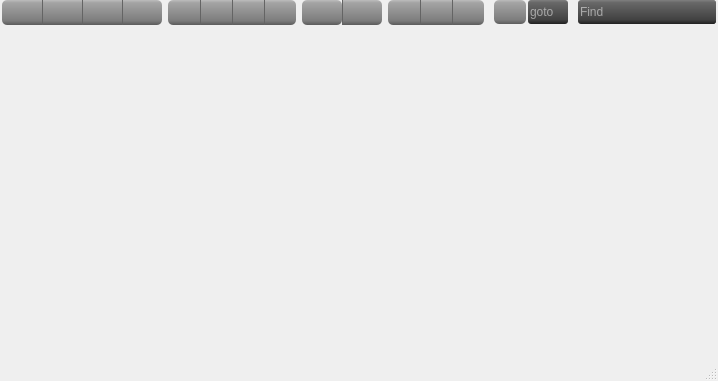
rkyleg/scope, file armadillo/armadillo.ui: the form before one commit.
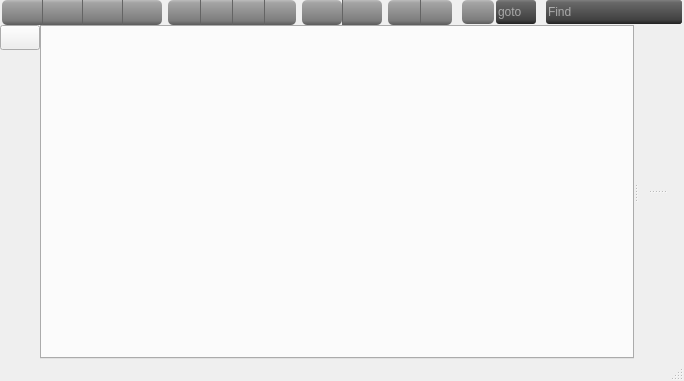
The form after the commit. Icons and pictures are not drawn.

Commit message: v1.1 - redesign - plugins now fixed tabs simplified plugin settings some plugin settings moved to plugin code bottom plugins now collapsed by default py_console - can launch external with default python installed

What changed in the file:
```diff
--- a/armadillo/armadillo.ui
+++ b/armadillo/armadillo.ui
@@ -6,7 +6,7 @@
    <rect>
     <x>0</x>
     <y>0</y>
-    <width>718</width>
+    <width>684</width>
     <height>381</height>
    </rect>
   </property>
@@ -97,37 +97,6 @@
          </property>
         </widget>
        </item>
-       <item row="0" column="15">
-        <widget class="QToolButton" name="b_plugins">
-         <property name="minimumSize">
-          <size>
-           <width>32</width>
-           <height>0</height>
-          </size>
-         </property>
-         <property name="maximumSize">
-          <size>
-           <width>32</width>
-           <height>16777215</height>
-          </size>
-         </property>
-         <property name="toolTip">
-          <string>Show/Hide Plugins and Toolbars</string>
-         </property>
-         <property name="styleSheet">
-          <string notr="true">QToolButton {
-	border-left:1px solid rgb(100,100,100);
-}</string>
-         </property>
-         <property name="text">
-          <string/>
-         </property>
-         <property name="icon">
-          <iconset>
-           <normaloff>img/plugin.png</normaloff>img/plugin.png</iconset>
-         </property>
-        </widget>
-       </item>
        <item row="0" column="7">
         <widget class="QToolButton" name="b_comment">
          <property name="minimumSize">
@@ -223,7 +192,7 @@
          </property>
         </widget>
        </item>
-       <item row="0" column="18">
+       <item row="0" column="17">
         <widget class="QFrame" name="frame">
          <property name="frameShape">
           <enum>QFrame::NoFrame</enum>
@@ -553,7 +522,7 @@
          </property>
         </widget>
        </item>
-       <item row="0" column="16">
+       <item row="0" column="15">
         <widget class="QToolButton" name="b_settings">
          <property name="minimumSize">
           <size>
@@ -777,7 +746,167 @@
      </widget>
     </item>
     <item row="1" column="0">
-     <widget class="QStackedWidget" name="sw_main"/>
+     <widget class="QSplitter" name="split_main">
+      <property name="sizePolicy">
+       <sizepolicy hsizetype="Expanding" vsizetype="Expanding">
+        <horstretch>0</horstretch>
+        <verstretch>0</verstretch>
+       </sizepolicy>
+      </property>
+      <property name="orientation">
+       <enum>Qt::Horizontal</enum>
+      </property>
+      <widget class="QFrame" name="fr_left">
+       <property name="frameShape">
+        <enum>QFrame::NoFrame</enum>
+       </property>
+       <property name="frameShadow">
+        <enum>QFrame::Raised</enum>
+       </property>
+       <layout class="QGridLayout" name="gridLayout_5">
+        <property name="margin">
+         <number>0</number>
+        </property>
+        <property name="spacing">
+         <number>0</number>
+        </property>
+        <item row="0" column="1">
+         <widget class="QTabWidget" name="tab_left">
+          <property name="tabPosition">
+           <enum>QTabWidget::North</enum>
+          </property>
+         </widget>
+        </item>
+        <item row="0" column="0">
+         <widget class="QFrame" name="fr_left_hidden">
+          <property name="frameShape">
+           <enum>QFrame::NoFrame</enum>
+          </property>
+          <property name="frameShadow">
+           <enum>QFrame::Raised</enum>
+          </property>
+          <layout class="QGridLayout" name="gridLayout_6">
+           <property name="margin">
+            <number>0</number>
+           </property>
+           <property name="spacing">
+            <number>0</number>
+           </property>
+           <item row="0" column="0">
+            <widget class="QPushButton" name="b_show_left_plugins">
+             <property name="minimumSize">
+              <size>
+               <width>40</width>
+               <height>25</height>
+              </size>
+             </property>
+             <property name="maximumSize">
+              <size>
+               <width>40</width>
+               <height>16777215</height>
+              </size>
+             </property>
+             <property name="toolTip">
+              <string>New</string>
+             </property>
+             <property name="text">
+              <string/>
+             </property>
+             <property name="icon">
+              <iconset>
+               <normaloff>img/tri_right.png</normaloff>img/tri_right.png</iconset>
+             </property>
+            </widget>
+           </item>
+           <item row="1" column="0">
+            <spacer name="verticalSpacer">
+             <property name="orientation">
+              <enum>Qt::Vertical</enum>
+             </property>
+             <property name="sizeHint" stdset="0">
+              <size>
+               <width>20</width>
+               <height>289</height>
+              </size>
+             </property>
+            </spacer>
+           </item>
+          </layout>
+         </widget>
+        </item>
+       </layout>
+      </widget>
+      <widget class="QFrame" name="fr_right">
+       <property name="frameShape">
+        <enum>QFrame::NoFrame</enum>
+       </property>
+       <property name="frameShadow">
+        <enum>QFrame::Raised</enum>
+       </property>
+       <layout class="QGridLayout" name="gridLayout_7">
+        <property name="leftMargin">
+         <number>0</number>
+        </property>
+        <property name="topMargin">
+         <number>0</number>
+        </property>
+        <property name="rightMargin">
+         <number>8</number>
+        </property>
+        <property name="bottomMargin">
+         <number>0</number>
+        </property>
+        <property name="spacing">
+         <number>0</number>
+        </property>
+        <item row="0" column="0">
+         <widget class="QSplitter" name="split_right">
+          <property name="orientation">
+           <enum>Qt::Vertical</enum>
+          </property>
+          <widget class="QStackedWidget" name="sw_main">
+           <property name="sizePolicy">
+            <sizepolicy hsizetype="Preferred" vsizetype="Expanding">
+             <horstretch>0</horstretch>
+             <verstretch>0</verstretch>
+            </sizepolicy>
+           </property>
+          </widget>
+          <widget class="QStackedWidget" name="sw_bottom">
+           <property name="sizePolicy">
+            <sizepolicy hsizetype="Preferred" vsizetype="Expanding">
+             <horstretch>0</horstretch>
+             <verstretch>0</verstretch>
+            </sizepolicy>
+           </property>
+           <property name="currentIndex">
+            <number>0</number>
+           </property>
+           <widget class="QWidget" name="page"/>
+          </widget>
+         </widget>
+        </item>
+        <item row="1" column="0">
+         <widget class="QFrame" name="fr_bottom">
+          <property name="frameShape">
+           <enum>QFrame::NoFrame</enum>
+          </property>
+          <property name="frameShadow">
+           <enum>QFrame::Raised</enum>
+          </property>
+          <layout class="QGridLayout" name="gridLayout">
+           <property name="margin">
+            <number>0</number>
+           </property>
+           <property name="spacing">
+            <number>0</number>
+           </property>
+          </layout>
+         </widget>
+        </item>
+       </layout>
+      </widget>
+     </widget>
     </item>
    </layout>
   </widget>
```
Left out of the diff: 2 changed lines with no effect on the pictures. The commit also changes 26 other files.
